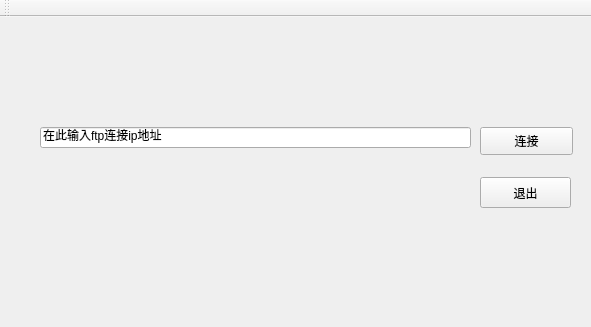
Qt form mainwindow.ui (JaySaligia/ftp-server) before a commit; both pictures show x 0 to 591 and y 0 to 327 of the 897 by 568 pixel window.
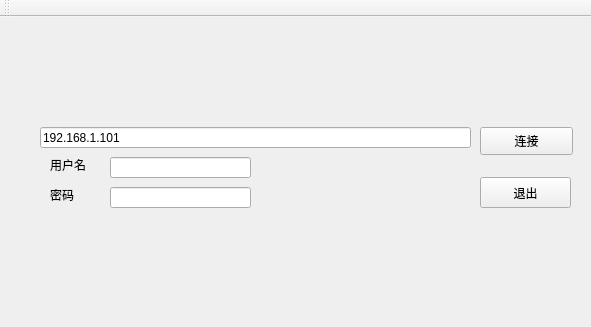
The same form after that commit.

Diff of the .ui file:
```diff
--- a/mainwindow.ui
+++ b/mainwindow.ui
@@ -24,7 +24,7 @@
      </rect>
     </property>
     <property name="text">
-     <string>在此输入ftp连接ip地址</string>
+     <string>192.168.1.101</string>
     </property>
    </widget>
    <widget class="QPushButton" name="linkButton">
@@ -53,6 +53,58 @@
      <string>退出</string>
     </property>
    </widget>
+   <widget class="QLineEdit" name="nameline">
+    <property name="geometry">
+     <rect>
+      <x>110</x>
+      <y>140</y>
+      <width>141</width>
+      <height>21</height>
+     </rect>
+    </property>
+    <property name="text">
+     <string/>
+    </property>
+   </widget>
+   <widget class="QLineEdit" name="pwline">
+    <property name="geometry">
+     <rect>
+      <x>110</x>
+      <y>170</y>
+      <width>141</width>
+      <height>21</height>
+     </rect>
+    </property>
+    <property name="text">
+     <string/>
+    </property>
+   </widget>
+   <widget class="QLabel" name="label">
+    <property name="geometry">
+     <rect>
+      <x>50</x>
+      <y>140</y>
+      <width>72</width>
+      <height>15</height>
+     </rect>
+    </property>
+    <property name="text">
+     <string>用户名</string>
+    </property>
+   </widget>
+   <widget class="QLabel" name="label_2">
+    <property name="geometry">
+     <rect>
+      <x>50</x>
+      <y>170</y>
+      <width>72</width>
+      <height>15</height>
+     </rect>
+    </property>
+    <property name="text">
+     <string>密码</string>
+    </property>
+   </widget>
   </widget>
   <widget class="QMenuBar" name="menuBar">
    <property name="geometry">
```
